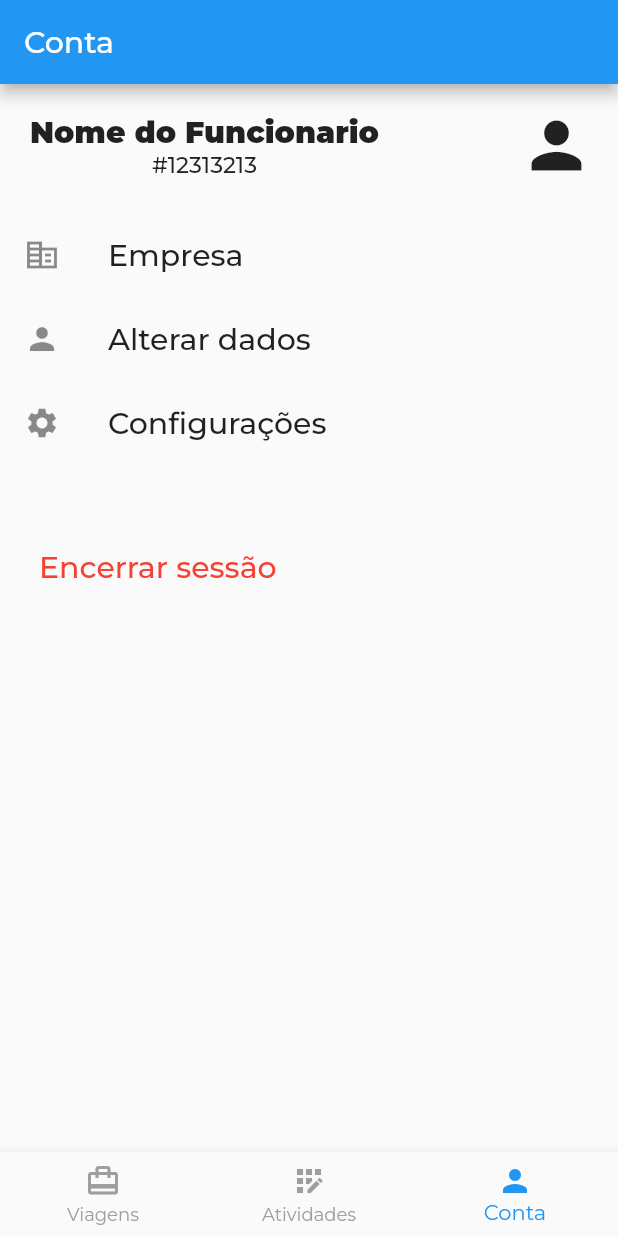
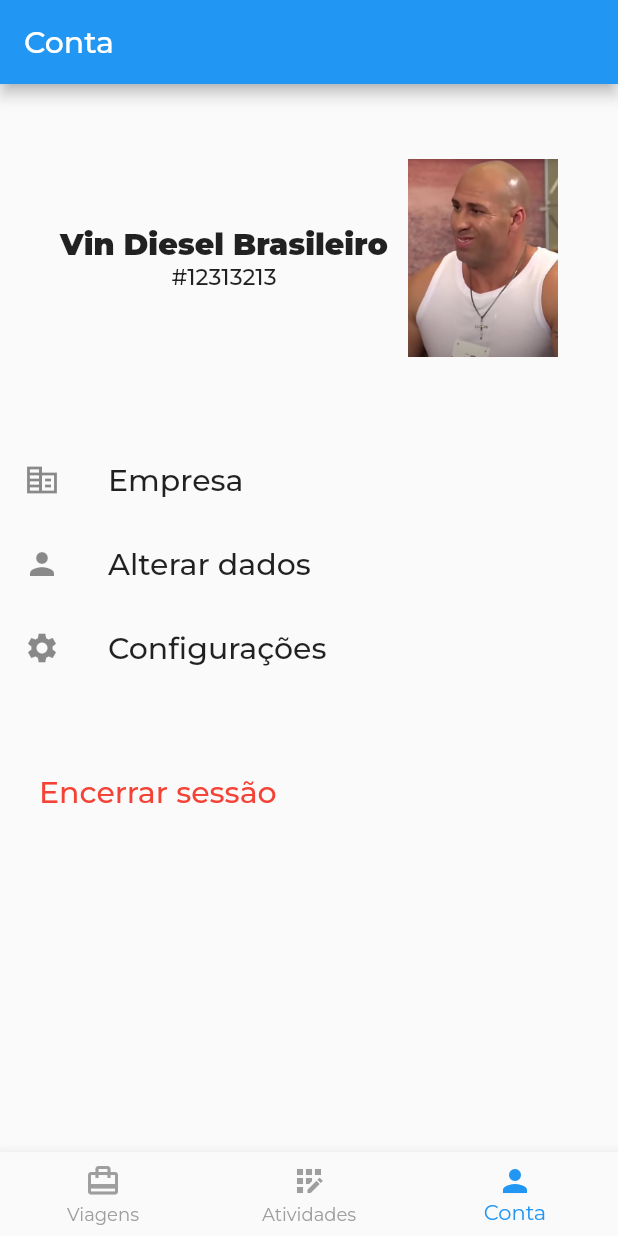
Before and after one commit to MatheusFinatto/flutter_application_1, a Flutter app: the screen it shows after launch, item 3 of the bottom bar chosen, on a phone screen of 412 x 824 dp. Run offline on Flutter 3.47's test engine with Material 2 defaults, Android fonts, the phone set to English and light mode, and no system bars; our stand-ins replace google_fonts, image_picker; network calls fail.

```diff
--- a/lib/database/pessoas.dart
+++ b/lib/database/pessoas.dart
@@ -8,6 +8,7 @@ List<Pessoa> pessoasList = [
     endereco: '123 Main St, City',
     telefone: '555-555-5555',
     email: 'ednaldo@example.com',
+    imageUrl: '',
   ),
   Pessoa(
     id: '2',
@@ -16,6 +17,7 @@ List<Pessoa> pessoasList = [
     endereco: '456 Elm St, Town',
     telefone: '555-123-4567',
     email: 'irineu@example.com',
+    imageUrl: '',
   ),
   Pessoa(
     id: '3',
@@ -24,5 +26,6 @@ List<Pessoa> pessoasList = [
     endereco: '101 Pine St, Hamlet',
     telefone: '555-111-3333',
     email: 'vin@example.com',
+    imageUrl: 'assets/images/vinDieselBr.png',
   ),
 ];
--- /dev/null
+++ b/lib/models/empresas.dart
@@ -0,0 +1,17 @@
+class Empresa {
+  String id;
+  String cnpj;
+  String nome;
+  String enderecoMatriz;
+  String telefone;
+  String email;
+
+  Empresa({
+    required this.id,
+    required this.cnpj,
+    required this.nome,
+    required this.enderecoMatriz,
+    required this.telefone,
+    required this.email,
+  });
+}
--- a/lib/models/pessoas.dart
+++ b/lib/models/pessoas.dart
@@ -5,6 +5,7 @@ class Pessoa {
   final String endereco;
   final String telefone;
   final String email;
+  final String imageUrl;
 
   Pessoa({
     required this.id,
@@ -13,5 +14,6 @@ class Pessoa {
     required this.endereco,
     required this.telefone,
     required this.email,
+    required this.imageUrl,
   });
 }
--- a/lib/screens/atividades/crud_pages/users/users_add.dart
+++ b/lib/screens/atividades/crud_pages/users/users_add.dart
@@ -16,6 +16,7 @@ class _UsersAddState extends State<UsersAdd> {
   String _endereco = "";
   String _telefone = "";
   String _email = "";
+  String _imageUrl = "";
 
   TextEditingController _idController = TextEditingController();
   TextEditingController _cpfController = TextEditingController();
@@ -37,9 +38,9 @@ class _UsersAddState extends State<UsersAdd> {
         nome: nome,
         endereco: endereco,
         telefone: telefone,
-        email: email);
+        email: email,
+        imageUrl: _imageUrl);
     print(p1.nome + p1.id);
-
   }
 
   @override
--- a/lib/screens/conta/conta_screen.dart
+++ b/lib/screens/conta/conta_screen.dart
@@ -24,26 +24,31 @@ class ContaScreenState extends State<ContaScreen> {
       body: Column(
         children: [
           // Search input field
-          const Padding(
-            padding: EdgeInsets.only(bottom: 20, left: 20, top: 16, right: 16),
+          Padding(
+            padding:
+                const EdgeInsets.only(bottom: 20, left: 40, top: 16, right: 40),
             child: Row(
               mainAxisAlignment: MainAxisAlignment.spaceBetween,
               children: [
-                Column(
+                const Column(
                   children: [
                     Text(
-                      'Nome do Funcionario',
-                      style: const TextStyle(
-                          fontSize: 20, fontWeight: FontWeight.w900),
+                      'Vin Diesel Brasileiro',
+                      style:
+                          TextStyle(fontSize: 20, fontWeight: FontWeight.w900),
                     ),
                     Text(
                       '#12313213',
-                      style: const TextStyle(
-                          fontSize: 15, fontWeight: FontWeight.w500),
+                      style:
+                          TextStyle(fontSize: 15, fontWeight: FontWeight.w500),
                     ),
                   ],
                 ),
-                Icon(Icons.person, size: 50),
+                Image.asset(
+                  'assets/images/vinDieselBr.png',
+                  width: 100,
+                  height: 200,
+                ),
               ],
             ),
           ),
```
Also changed, not shown: lib/database/empresas.dart (added, +28 -0 lines), lib/screens/atividades/crud_pages/veiculos/veiculos_add.dart (+36 -23 lines), lib/screens/atividades/crud_pages/veiculos/veiculos_show.dart (added, +104 -0 lines), lib/screens/atividades/veiculos.dart (+51 -4 lines), assets/images/vinDieselBr.png (added).
